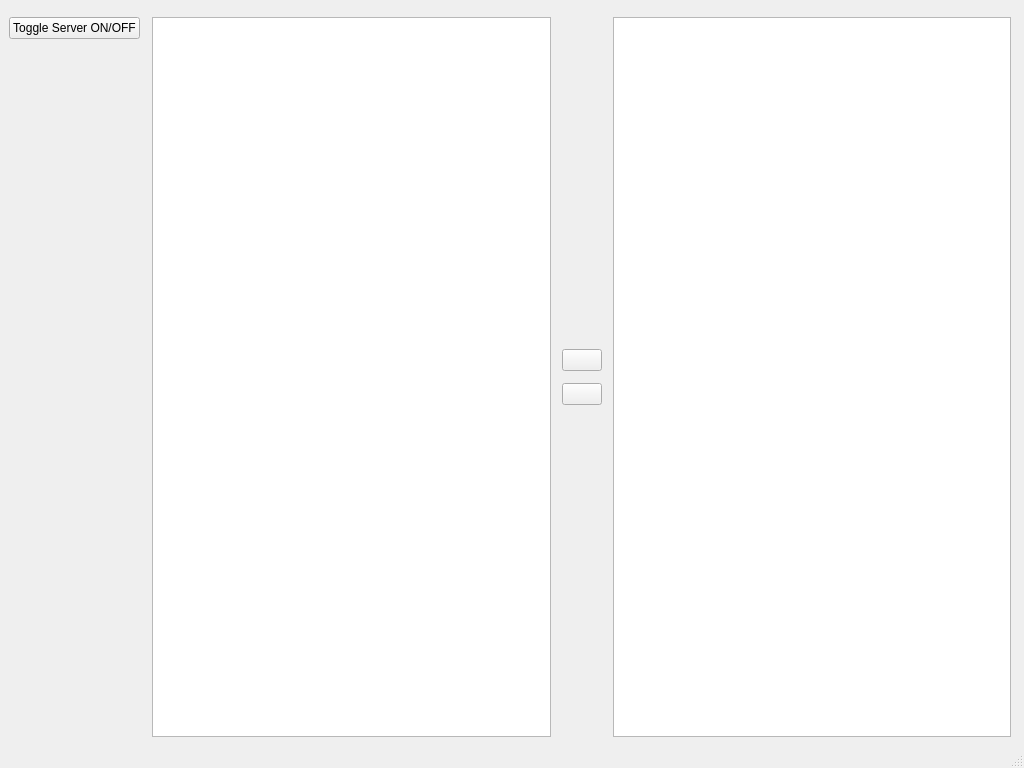
Old version of the form pyrclonegui.ui in the repository matteotenca/pyrclonegui.
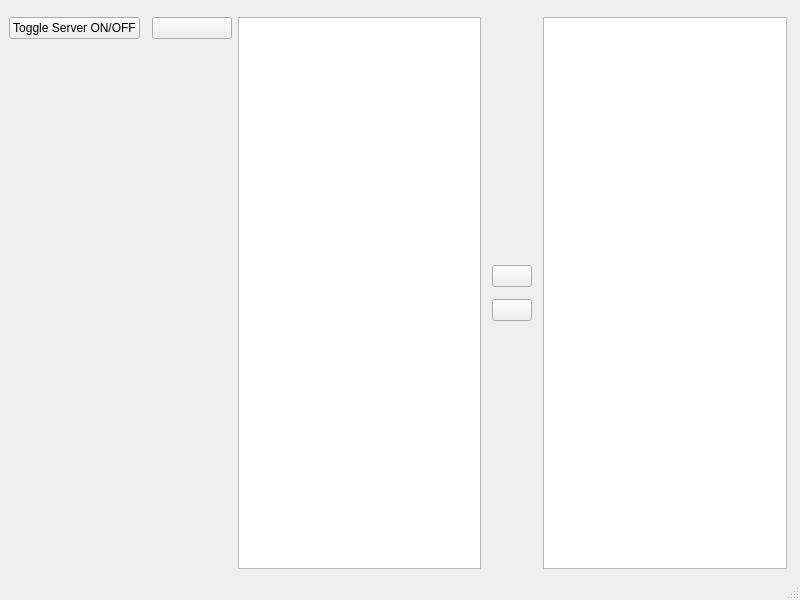
New version of the form. Icons and pictures are not drawn. Custom widgets are drawn as their Qt base class.

Commit message: Add auto-choosing of a different class based on S.O. Linux/Windows

The edit to the form file:
```diff
--- a/pyrclonegui.ui
+++ b/pyrclonegui.ui
@@ -6,8 +6,8 @@
    <rect>
     <x>0</x>
     <y>0</y>
-    <width>1024</width>
-    <height>768</height>
+    <width>800</width>
+    <height>600</height>
    </rect>
   </property>
   <property name="sizePolicy">
@@ -72,8 +72,24 @@
       <item alignment="Qt::AlignmentFlag::AlignTop">
        <widget class="Led" name="led"/>
       </item>
+      <item alignment="Qt::AlignmentFlag::AlignLeft|Qt::AlignmentFlag::AlignTop">
+       <widget class="QPushButton" name="pushButton">
+        <property name="sizePolicy">
+         <sizepolicy hsizetype="MinimumExpanding" vsizetype="Fixed">
+          <horstretch>0</horstretch>
+          <verstretch>0</verstretch>
+         </sizepolicy>
+        </property>
+        <property name="text">
+         <string> </string>
+        </property>
+        <property name="flat">
+         <bool>false</bool>
+        </property>
+       </widget>
+      </item>
       <item>
-       <widget class="QTableView" name="remotesInactiveList">
+       <widget class="QTableWidget" name="remotesInactiveList">
         <property name="sizePolicy">
          <sizepolicy hsizetype="MinimumExpanding" vsizetype="MinimumExpanding">
           <horstretch>0</horstretch>
@@ -92,6 +108,38 @@
           <height>2000</height>
          </size>
         </property>
+        <property name="frameShape">
+         <enum>QFrame::Shape::StyledPanel</enum>
+        </property>
+        <property name="editTriggers">
+         <set>QAbstractItemView::EditTrigger::NoEditTriggers</set>
+        </property>
+        <property name="tabKeyNavigation">
+         <bool>false</bool>
+        </property>
+        <property name="showDropIndicator" stdset="0">
+         <bool>false</bool>
+        </property>
+        <property name="dragDropOverwriteMode">
+         <bool>false</bool>
+        </property>
+        <property name="selectionMode">
+         <enum>QAbstractItemView::SelectionMode::SingleSelection</enum>
+        </property>
+        <property name="selectionBehavior">
+         <enum>QAbstractItemView::SelectionBehavior::SelectRows</enum>
+        </property>
+        <property name="columnCount">
+         <number>2</number>
+        </property>
+        <attribute name="horizontalHeaderVisible">
+         <bool>false</bool>
+        </attribute>
+        <attribute name="verticalHeaderVisible">
+         <bool>false</bool>
+        </attribute>
+        <column/>
+        <column/>
        </widget>
       </item>
       <item>
@@ -154,10 +202,39 @@
        </layout>
       </item>
       <item>
-       <widget class="QTableView" name="remotesActiveList">
+       <widget class="QTableWidget" name="remotesActiveList">
+        <property name="frameShape">
+         <enum>QFrame::Shape::StyledPanel</enum>
+        </property>
         <property name="editTriggers">
          <set>QAbstractItemView::EditTrigger::NoEditTriggers</set>
         </property>
+        <property name="tabKeyNavigation">
+         <bool>false</bool>
+        </property>
+        <property name="showDropIndicator" stdset="0">
+         <bool>false</bool>
+        </property>
+        <property name="dragDropOverwriteMode">
+         <bool>false</bool>
+        </property>
+        <property name="selectionMode">
+         <enum>QAbstractItemView::SelectionMode::SingleSelection</enum>
+        </property>
+        <property name="selectionBehavior">
+         <enum>QAbstractItemView::SelectionBehavior::SelectRows</enum>
+        </property>
+        <property name="columnCount">
+         <number>2</number>
+        </property>
+        <attribute name="horizontalHeaderVisible">
+         <bool>false</bool>
+        </attribute>
+        <attribute name="verticalHeaderVisible">
+         <bool>false</bool>
+        </attribute>
+        <column/>
+        <column/>
        </widget>
       </item>
      </layout>
```
Left out of the diff: 97 changed lines with no effect on the pictures. The commit also changes 9 other files.
